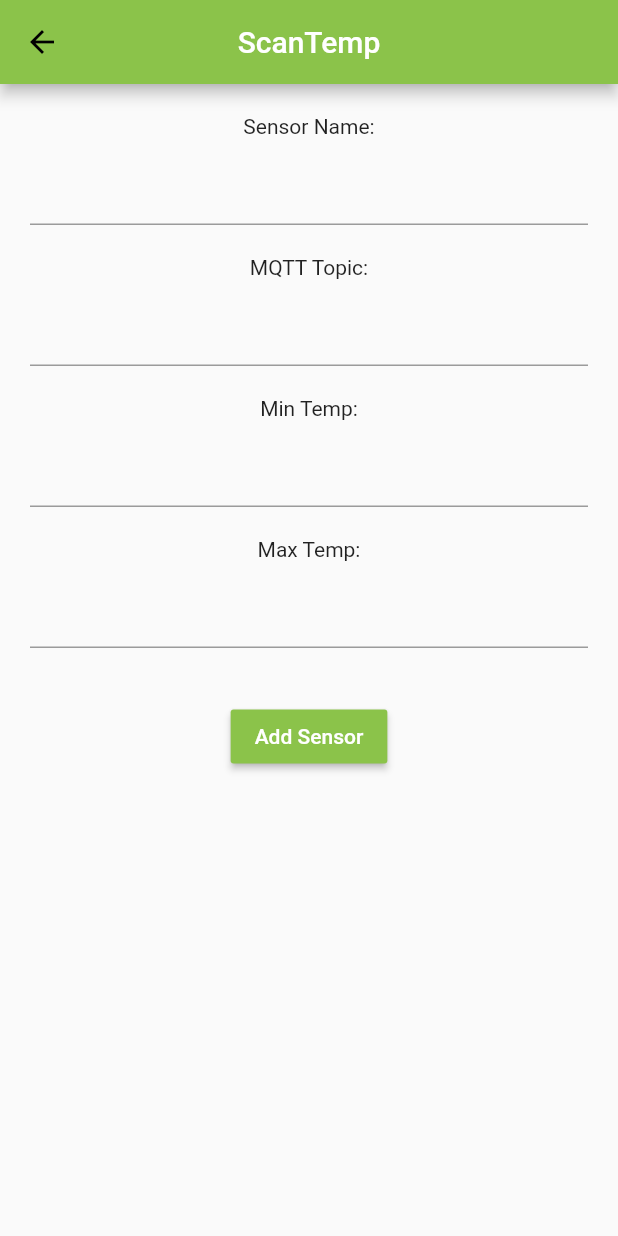
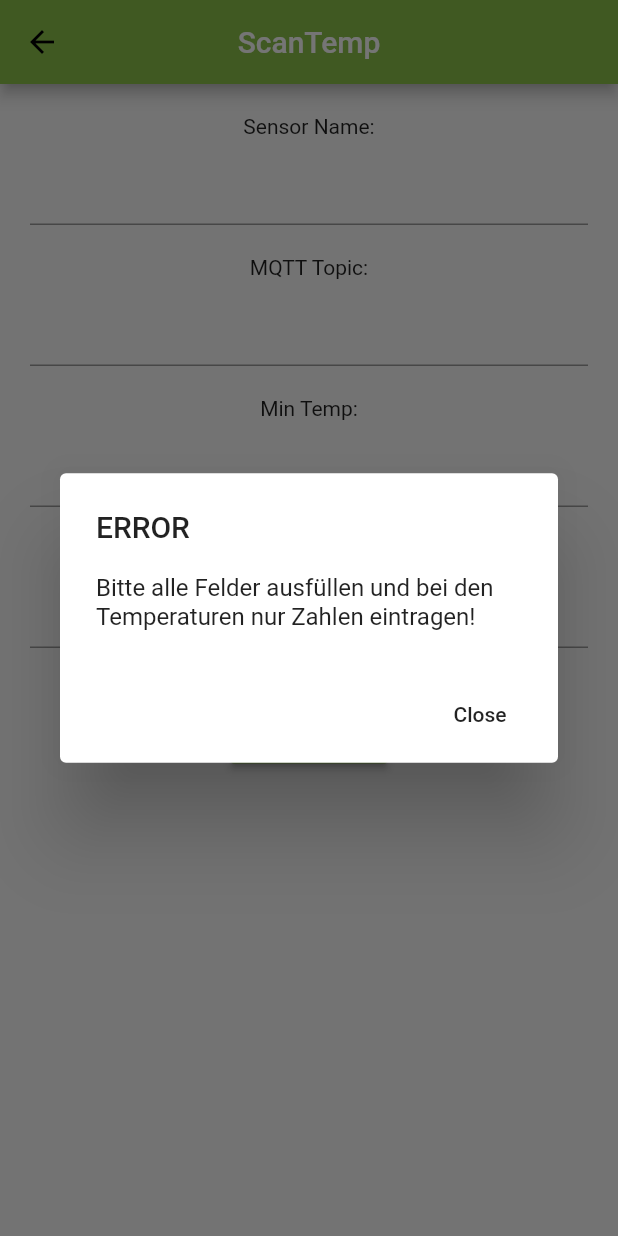
Before and after one commit to Typ2011/scan_temp, a Flutter app: the addSensorScreen screen opened by its route, after a tap on "Add Sensor", on a phone screen of 412 x 824 dp. Run offline on Flutter 3.47's test engine with Material 2 defaults, Android fonts, the phone set to English and light mode, and no system bars; our stand-ins replace percent_indicator, shared_preferences; missing offline and left inert: mqtt_client; accounts and stored records are empty; statements that could not run were skipped.

Commit message:
- Everything works now :D - TODO: Error with MQTT, disconnects all the time

```diff
--- a/lib/screens/addSenorScreen.dart
+++ b/lib/screens/addSenorScreen.dart
@@ -89,8 +89,38 @@ class _addSensorScreenState extends State<addSensorScreen> {
             child: Center(
               child: RaisedButton(
                 onPressed: () {
-                  var temp = new addSensor(_controllerMax.text, _controllerMin.text, _controllerMqttTopic.text, _controllerName.text, stream.stream);
-                  Navigator.pop(context, temp);
+                  if(_controllerMax.text != "" && _controllerMin.text != "" && _controllerMqttTopic.text != "" && _controllerName.text != "") {
+                    var temp = new addSensor(
+                        _controllerMax.text, _controllerMin.text,
+                        _controllerMqttTopic.text, _controllerName.text,
+                        stream.stream);
+                    Navigator.pop(context, temp);
+                  }
+                  else {
+                    void _showDialog() {
+                      // flutter defined function
+                      showDialog(
+                        context: context,
+                        builder: (BuildContext context) {
+                          // return object of type Dialog
+                          return AlertDialog(
+                            title: new Text("ERROR"),
+                            content: new Text("Bitte alle Felder ausfüllen und bei den Temperaturen nur Zahlen eintragen!"),
+                            actions: <Widget>[
+                              // usually buttons at the bottom of the dialog
+                              new FlatButton(
+                                child: new Text("Close"),
+                                onPressed: () {
+                                  Navigator.of(context).pop();
+                                },
+                              ),
+                            ],
+                          );
+                        },
+                      );
+                    }
+                    _showDialog();
+                  }
                   },
                 child: Text("Add Sensor", style: TextStyle(color: Colors.white),),
                 color: Colors.lightGreen,
--- a/pubspec.yaml
+++ b/pubspec.yaml
@@ -26,6 +26,7 @@ dependencies:
   percent_indicator: "^2.1.1"
   mqtt_client: ^5.6.3
   shared_preferences: ^0.5.6
+  device_info: ^0.4.1+4
 
 dev_dependencies:
   flutter_test:
```
Also changed, not shown: lib/LocalKeyValuePersistence.dart (+19 -5 lines), lib/addSensor.dart (+29 -14 lines), lib/screens/homepage.dart (+24 -26 lines), pubspec.lock.
